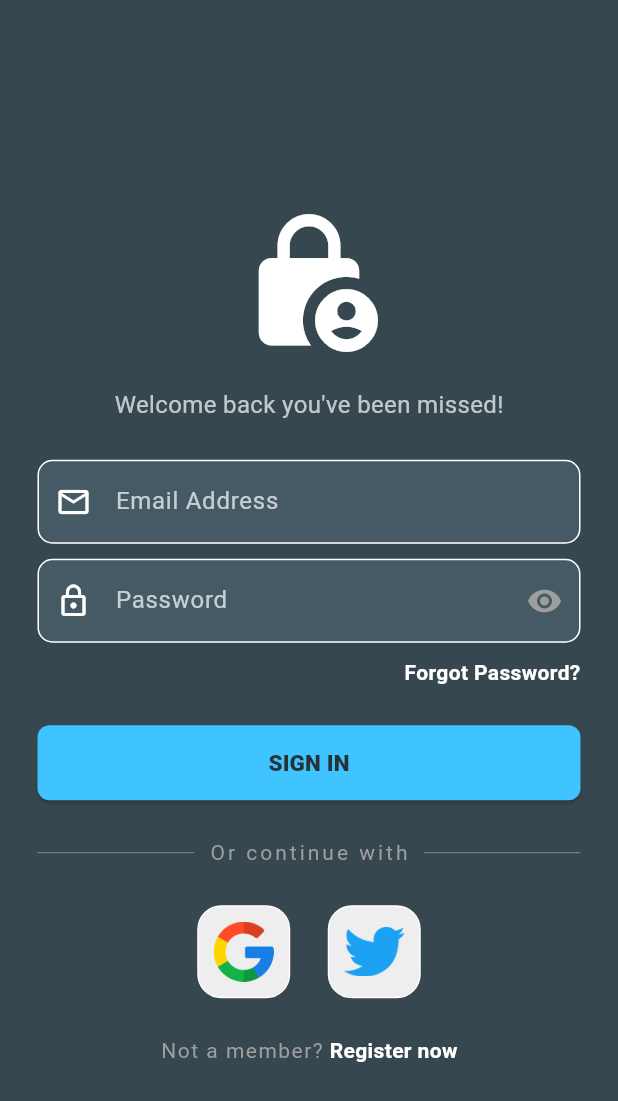
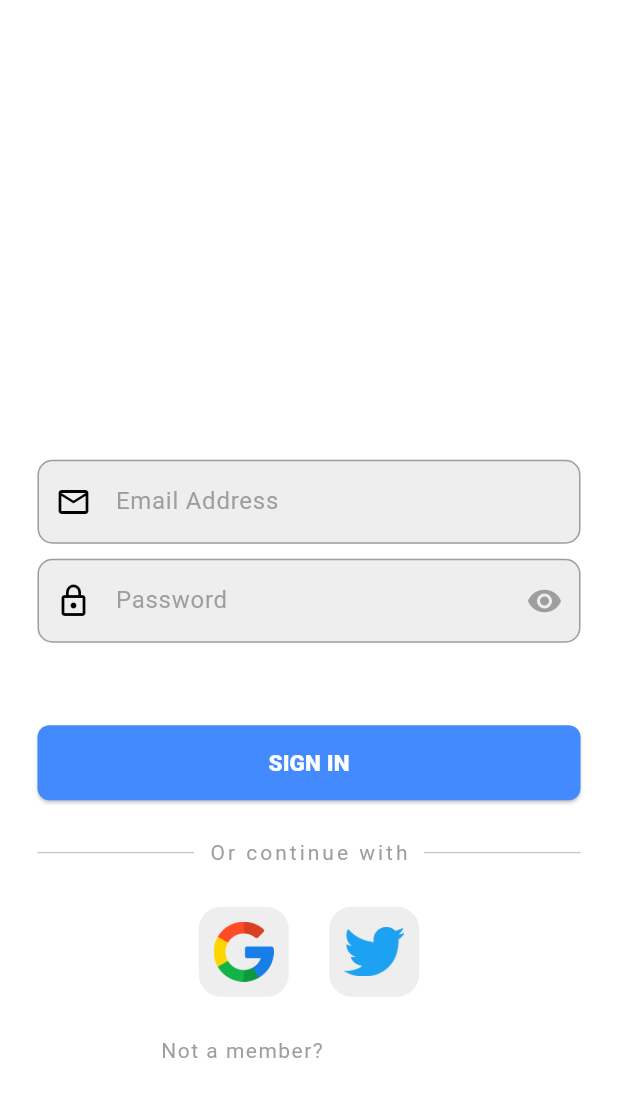
Before and after one commit to Abdhadi97/DriveGuard_FlutterMobileApplication, a Flutter app: the screen it shows after launch, on a phone screen of 412 x 824 dp. Shown: the top 1101 px of the screen. Run offline on Flutter 3.47's test engine with Material 3 defaults, Android fonts, the phone set to English and light mode, and no system bars; our stand-ins replace cloud_firestore, firebase_auth, firebase_core, firebase_storage, geolocator, google_maps_flutter and 2 more; accounts and stored records are empty.

Commit message:
add light and dark theme

```diff
--- /dev/null
+++ b/lib/components/app_theme.dart
@@ -0,0 +1,101 @@
+import 'package:flutter/material.dart';
+
+class AppTheme {
+  static ThemeData lightTheme() {
+    return ThemeData(
+      brightness: Brightness.light,
+      primaryColor: Colors.blueAccent,
+      scaffoldBackgroundColor: Colors.white,
+      textTheme: const TextTheme(
+        bodyLarge: TextStyle(color: Colors.black),
+        bodyMedium: TextStyle(color: Colors.black),
+        titleLarge: TextStyle(color: Colors.black),
+      ),
+      inputDecorationTheme: InputDecorationTheme(
+        filled: true,
+        fillColor: Colors.grey[200],
+        hintStyle: const TextStyle(color: Colors.grey),
+        border: OutlineInputBorder(
+          borderRadius: BorderRadius.circular(10),
+          borderSide: BorderSide(color: Colors.grey),
+        ),
+        enabledBorder: OutlineInputBorder(
+          borderRadius: BorderRadius.circular(10),
+          borderSide: BorderSide(color: Colors.grey),
+        ),
+        focusedBorder: OutlineInputBorder(
+          borderRadius: BorderRadius.circular(10),
+          borderSide: BorderSide(color: Colors.blueAccent),
+        ),
+        prefixIconColor: Colors.black,
+      ),
+      elevatedButtonTheme: ElevatedButtonThemeData(
+        style: ElevatedButton.styleFrom(
+          foregroundColor: Colors.white,
+          backgroundColor: Colors.blueAccent,
+          shape: RoundedRectangleBorder(
+            borderRadius: BorderRadius.circular(10),
+          ),
+        ),
+      ),
+      iconTheme: const IconThemeData(
+        color: Colors.black,
+      ),
+      colorScheme: ColorScheme.fromSwatch(
+        primarySwatch: Colors.blue,
+        brightness: Brightness.light,
+      ).copyWith(
+        secondary: Colors.blueAccent,
+      ),
+    );
+  }
+
+  static ThemeData darkTheme() {
+    return ThemeData(
+      brightness: Brightness.dark,
+      primaryColor: Colors.blueGrey[900],
+      scaffoldBackgroundColor: Colors.blueGrey[800],
+      textTheme: const TextTheme(
+        bodyLarge: TextStyle(color: Colors.white),
+        bodyMedium: TextStyle(color: Colors.white),
+        titleLarge: TextStyle(color: Colors.white),
+      ),
+      inputDecorationTheme: InputDecorationTheme(
+        filled: true,
+        fillColor: Colors.blueGrey[700],
+        hintStyle: const TextStyle(color: Colors.white70),
+        border: OutlineInputBorder(
+          borderRadius: BorderRadius.circular(10),
+          borderSide: const BorderSide(color: Colors.white),
+        ),
+        enabledBorder: OutlineInputBorder(
+          borderRadius: BorderRadius.circular(10),
+          borderSide: const BorderSide(color: Colors.white),
+        ),
+        focusedBorder: OutlineInputBorder(
+          borderRadius: BorderRadius.circular(10),
+          borderSide: const BorderSide(color: Colors.lightBlueAccent),
+        ),
+        prefixIconColor: Colors.white,
+      ),
+      elevatedButtonTheme: ElevatedButtonThemeData(
+        style: ElevatedButton.styleFrom(
+          foregroundColor: Colors.blueGrey[900],
+          backgroundColor: Colors.lightBlueAccent,
+          shape: RoundedRectangleBorder(
+            borderRadius: BorderRadius.circular(10),
+          ),
+        ),
+      ),
+      iconTheme: const IconThemeData(
+        color: Colors.white,
+      ),
+      colorScheme: ColorScheme.fromSwatch(
+        primarySwatch: Colors.blueGrey,
+        brightness: Brightness.dark,
+      ).copyWith(
+        secondary: Colors.lightBlueAccent,
+      ),
+    );
+  }
+}
--- a/lib/main.dart
+++ b/lib/main.dart
@@ -1,3 +1,4 @@
+import 'package:drive_guard/components/app_theme.dart';
 import 'package:drive_guard/components/splash_screen.dart';
 import 'package:firebase_core/firebase_core.dart';
 import 'firebase_options.dart';
@@ -18,52 +19,9 @@ class MyApp extends StatelessWidget {
   Widget build(BuildContext context) {
     return MaterialApp(
       debugShowCheckedModeBanner: false,
-      theme: ThemeData(
-        brightness: Brightness.dark,
-        primaryColor: Colors.blueGrey[900],
-        scaffoldBackgroundColor: Colors.blueGrey[800],
-        textTheme: const TextTheme(
-          bodyLarge: TextStyle(color: Colors.white),
-          bodyMedium: TextStyle(color: Colors.white),
-          titleLarge: TextStyle(color: Colors.white),
-        ),
-        inputDecorationTheme: InputDecorationTheme(
-          filled: true,
-          fillColor: Colors.blueGrey[700],
-          hintStyle: const TextStyle(color: Colors.white70),
-          border: OutlineInputBorder(
-            borderRadius: BorderRadius.circular(10),
-            borderSide: const BorderSide(color: Colors.white),
-          ),
-          enabledBorder: OutlineInputBorder(
-            borderRadius: BorderRadius.circular(10),
-            borderSide: const BorderSide(color: Colors.white),
-          ),
-          focusedBorder: OutlineInputBorder(
-            borderRadius: BorderRadius.circular(10),
-            borderSide: const BorderSide(color: Colors.lightBlueAccent),
-          ),
-          prefixIconColor: Colors.white,
-        ),
-        elevatedButtonTheme: ElevatedButtonThemeData(
-          style: ElevatedButton.styleFrom(
-            foregroundColor: Colors.blueGrey[900],
-            backgroundColor: Colors.lightBlueAccent,
-            shape: RoundedRectangleBorder(
-              borderRadius: BorderRadius.circular(10),
-            ),
-          ),
-        ),
-        iconTheme: const IconThemeData(
-          color: Colors.white,
-        ),
-        colorScheme: ColorScheme.fromSwatch(
-          primarySwatch: Colors.blueGrey,
-          brightness: Brightness.dark,
-        ).copyWith(
-          secondary: Colors.lightBlueAccent,
-        ),
-      ),
+      themeMode: ThemeMode.system,
+      theme: AppTheme.lightTheme(),
+      darkTheme: AppTheme.darkTheme(),
       home: const SplashScreen(),
     );
   }
```
